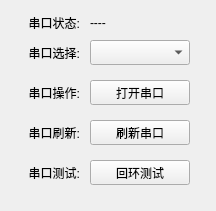
Above: IDC_TestSystem/serialport/serialportwid.ui from ChinaClever/IDC_TestSystem before the change. Below: the same form after it.
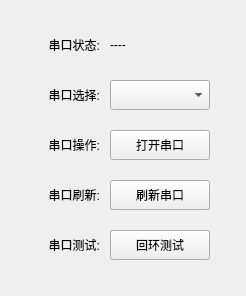
That is the form after the change. Icons and pictures are not drawn.

The edit to the form file:
```diff
--- a/IDC_TestSystem/serialport/serialportwid.ui
+++ b/IDC_TestSystem/serialport/serialportwid.ui
@@ -6,8 +6,8 @@
    <rect>
     <x>0</x>
     <y>0</y>
-    <width>216</width>
-    <height>211</height>
+    <width>246</width>
+    <height>296</height>
    </rect>
   </property>
   <property name="windowTitle">
@@ -16,10 +16,10 @@
   <widget class="QLabel" name="stateLab">
    <property name="geometry">
     <rect>
-     <x>90</x>
-     <y>10</y>
+     <x>110</x>
+     <y>30</y>
      <width>100</width>
-     <height>25</height>
+     <height>30</height>
     </rect>
    </property>
    <property name="text">
@@ -29,10 +29,10 @@
   <widget class="QPushButton" name="updateBtn">
    <property name="geometry">
     <rect>
-     <x>90</x>
-     <y>120</y>
+     <x>110</x>
+     <y>180</y>
      <width>100</width>
-     <height>25</height>
+     <height>30</height>
     </rect>
    </property>
    <property name="text">
@@ -42,10 +42,10 @@
   <widget class="QLabel" name="label_3">
    <property name="geometry">
     <rect>
-     <x>0</x>
-     <y>120</y>
+     <x>20</x>
+     <y>180</y>
      <width>80</width>
-     <height>25</height>
+     <height>30</height>
     </rect>
    </property>
    <property name="text">
@@ -58,10 +58,10 @@
   <widget class="QLabel" name="label_2">
    <property name="geometry">
     <rect>
-     <x>0</x>
-     <y>80</y>
+     <x>20</x>
+     <y>130</y>
      <width>80</width>
-     <height>25</height>
+     <height>30</height>
     </rect>
    </property>
    <property name="text">
@@ -74,10 +74,10 @@
   <widget class="QLabel" name="label_4">
    <property name="geometry">
     <rect>
-     <x>0</x>
-     <y>10</y>
+     <x>20</x>
+     <y>30</y>
      <width>80</width>
-     <height>25</height>
+     <height>30</height>
     </rect>
    </property>
    <property name="text">
@@ -90,10 +90,10 @@
   <widget class="QLabel" name="label">
    <property name="geometry">
     <rect>
-     <x>0</x>
-     <y>40</y>
+     <x>20</x>
+     <y>80</y>
      <width>80</width>
-     <height>25</height>
+     <height>30</height>
     </rect>
    </property>
    <property name="text">
@@ -106,10 +106,10 @@
   <widget class="QPushButton" name="workBtn">
    <property name="geometry">
     <rect>
-     <x>90</x>
-     <y>80</y>
+     <x>110</x>
+     <y>130</y>
      <width>100</width>
-     <height>25</height>
+     <height>30</height>
     </rect>
    </property>
    <property name="text">
@@ -119,20 +119,20 @@
   <widget class="QComboBox" name="comBox">
    <property name="geometry">
     <rect>
-     <x>90</x>
-     <y>40</y>
+     <x>110</x>
+     <y>80</y>
      <width>100</width>
-     <height>25</height>
+     <height>30</height>
     </rect>
    </property>
   </widget>
   <widget class="QLabel" name="label_5">
    <property name="geometry">
     <rect>
-     <x>0</x>
-     <y>160</y>
+     <x>20</x>
+     <y>230</y>
      <width>80</width>
-     <height>25</height>
+     <height>30</height>
     </rect>
    </property>
    <property name="text">
@@ -145,10 +145,10 @@
   <widget class="QPushButton" name="loopBtn">
    <property name="geometry">
     <rect>
-     <x>90</x>
-     <y>160</y>
+     <x>110</x>
+     <y>230</y>
      <width>100</width>
-     <height>25</height>
+     <height>30</height>
     </rect>
    </property>
    <property name="text">
```
Left out of the diff: 10 changed lines with no effect on the pictures.
